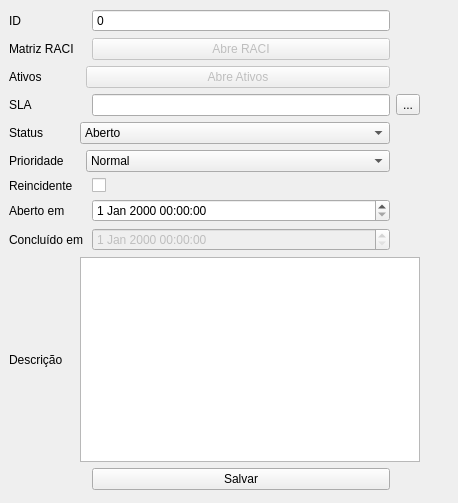
First picture: the form in cadastrochamado.ui, repository brunosr1985/TCC_NayBru, before the edit.
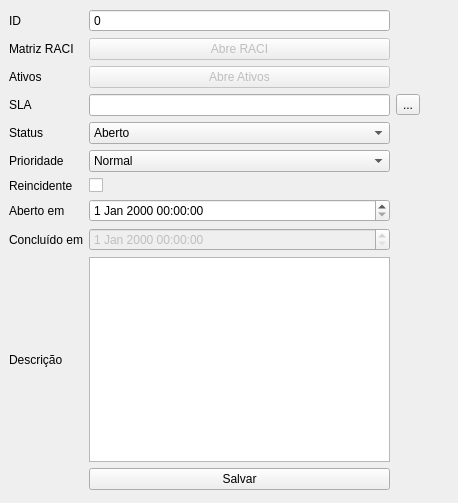
Second picture: the form after the edit.

Diff of the .ui file:
```diff
--- a/cadastrochamado.ui
+++ b/cadastrochamado.ui
@@ -29,6 +29,22 @@
     </rect>
    </property>
    <layout class="QGridLayout" name="gridLayout">
+    <item row="7" column="3">
+     <widget class="QComboBox" name="comboPrioridade">
+      <item>
+       <property name="text">
+        <string>Normal</string>
+       </property>
+      </item>
+     </widget>
+    </item>
+    <item row="8" column="3">
+     <widget class="QCheckBox" name="checkReinc">
+      <property name="text">
+       <string/>
+      </property>
+     </widget>
+    </item>
     <item row="0" column="0">
      <widget class="QLabel" name="label">
       <property name="text">
@@ -43,13 +59,20 @@
       </property>
      </widget>
     </item>
-    <item row="3" column="2" colspan="2">
-     <widget class="QPushButton" name="abreDisp">
+    <item row="1" column="3">
+     <widget class="QPushButton" name="abreRACI">
       <property name="enabled">
        <bool>false</bool>
       </property>
       <property name="text">
-       <string>Abre Ativos</string>
+       <string>Abre RACI</string>
+      </property>
+     </widget>
+    </item>
+    <item row="5" column="4">
+     <widget class="QToolButton" name="toolButton">
+      <property name="text">
+       <string>...</string>
       </property>
      </widget>
     </item>
@@ -75,133 +98,76 @@
       </property>
      </widget>
     </item>
-    <item row="1" column="3">
-     <widget class="QPushButton" name="abreRACI">
-      <property name="enabled">
-       <bool>false</bool>
-      </property>
-      <property name="text">
-       <string>Abre RACI</string>
-      </property>
-     </widget>
+    <item row="5" column="3">
+     <widget class="QLineEdit" name="lineSLA"/>
     </item>
-    <item row="4" column="4">
-     <widget class="QToolButton" name="toolButton">
-      <property name="text">
-       <string>...</string>
-      </property>
-     </widget>
-    </item>
-    <item row="5" column="0">
+    <item row="6" column="0">
      <widget class="QLabel" name="label_5">
       <property name="text">
        <string>Status</string>
       </property>
      </widget>
     </item>
-    <item row="4" column="0">
+    <item row="10" column="0">
+     <widget class="QLabel" name="label_7">
+      <property name="text">
+       <string>Aberto em</string>
+      </property>
+     </widget>
+    </item>
+    <item row="5" column="0">
      <widget class="QLabel" name="label_4">
       <property name="text">
        <string>SLA</string>
       </property>
      </widget>
     </item>
-    <item row="5" column="1" colspan="3">
-     <widget class="QComboBox" name="comboStatus">
-      <item>
-       <property name="text">
-        <string>Aberto</string>
-       </property>
-      </item>
-      <item>
-       <property name="text">
-        <string>Atribuído</string>
-       </property>
-      </item>
-      <item>
-       <property name="text">
-        <string>Em Execução</string>
-       </property>
-      </item>
-      <item>
-       <property name="text">
-        <string>Concluído</string>
-       </property>
-      </item>
-     </widget>
-    </item>
-    <item row="4" column="3">
-     <widget class="QLineEdit" name="lineSLA"/>
-    </item>
     <item row="8" column="0">
-     <widget class="QLabel" name="label_7">
-      <property name="text">
-       <string>Aberto em</string>
-      </property>
-     </widget>
-    </item>
-    <item row="6" column="2" colspan="2">
-     <widget class="QComboBox" name="comboPrioridade">
-      <item>
-       <property name="text">
-        <string>Normal</string>
-       </property>
-      </item>
-     </widget>
-    </item>
-    <item row="6" column="0">
-     <widget class="QLabel" name="label_11">
-      <property name="text">
-       <string>Prioridade</string>
-      </property>
-     </widget>
-    </item>
-    <item row="7" column="0" colspan="2">
      <widget class="QLabel" name="label_6">
       <property name="text">
        <string>Reincidente</string>
       </property>
      </widget>
     </item>
-    <item row="7" column="3">
-     <widget class="QCheckBox" name="checkReinc">
+    <item row="7" column="0">
+     <widget class="QLabel" name="label_11">
       <property name="text">
-       <string/>
+       <string>Prioridade</string>
       </property>
      </widget>
     </item>
-    <item row="8" column="3">
+    <item row="10" column="3">
      <widget class="QDateTimeEdit" name="tempoAbertura"/>
     </item>
-    <item row="9" column="0" colspan="3">
-     <widget class="QLabel" name="label_8">
-      <property name="text">
-       <string>Concluído em</string>
-      </property>
-     </widget>
-    </item>
-    <item row="10" column="0">
+    <item row="13" column="0">
      <widget class="QLabel" name="label_9">
       <property name="text">
        <string>Descrição</string>
       </property>
      </widget>
     </item>
-    <item row="9" column="3">
-     <widget class="QDateTimeEdit" name="dateTimeEdit_2">
-      <property name="enabled">
-       <bool>false</bool>
-      </property>
-     </widget>
-    </item>
-    <item row="10" column="1" colspan="4">
-     <widget class="QPlainTextEdit" name="descricaoChamado"/>
-    </item>
-    <item row="11" column="3">
-     <widget class="QPushButton" name="pushButton_2">
-      <property name="text">
-       <string>Salvar</string>
-      </property>
+    <item row="6" column="3">
+     <widget class="QComboBox" name="comboStatus">
+      <item>
+       <property name="text">
+        <string>Aberto</string>
+       </property>
+      </item>
+      <item>
+       <property name="text">
+        <string>Atribuído</string>
+       </property>
+      </item>
+      <item>
+       <property name="text">
+        <string>Em Execução</string>
+       </property>
+      </item>
+      <item>
+       <property name="text">
+        <string>Concluído</string>
+       </property>
+      </item>
      </widget>
     </item>
     <item row="1" column="0">
@@ -211,6 +177,40 @@
       </property>
      </widget>
     </item>
+    <item row="14" column="3">
+     <widget class="QPushButton" name="pushButton_2">
+      <property name="text">
+       <string>Salvar</string>
+      </property>
+     </widget>
+    </item>
+    <item row="3" column="3">
+     <widget class="QPushButton" name="abreDisp">
+      <property name="enabled">
+       <bool>false</bool>
+      </property>
+      <property name="text">
+       <string>Abre Ativos</string>
+      </property>
+     </widget>
+    </item>
+    <item row="11" column="0">
+     <widget class="QLabel" name="label_8">
+      <property name="text">
+       <string>Concluído em</string>
+      </property>
+     </widget>
+    </item>
+    <item row="11" column="3">
+     <widget class="QDateTimeEdit" name="dateTimeEdit_2">
+      <property name="enabled">
+       <bool>false</bool>
+      </property>
+     </widget>
+    </item>
+    <item row="13" column="3">
+     <widget class="QPlainTextEdit" name="descricaoChamado"/>
+    </item>
    </layout>
   </widget>
  </widget>
```
